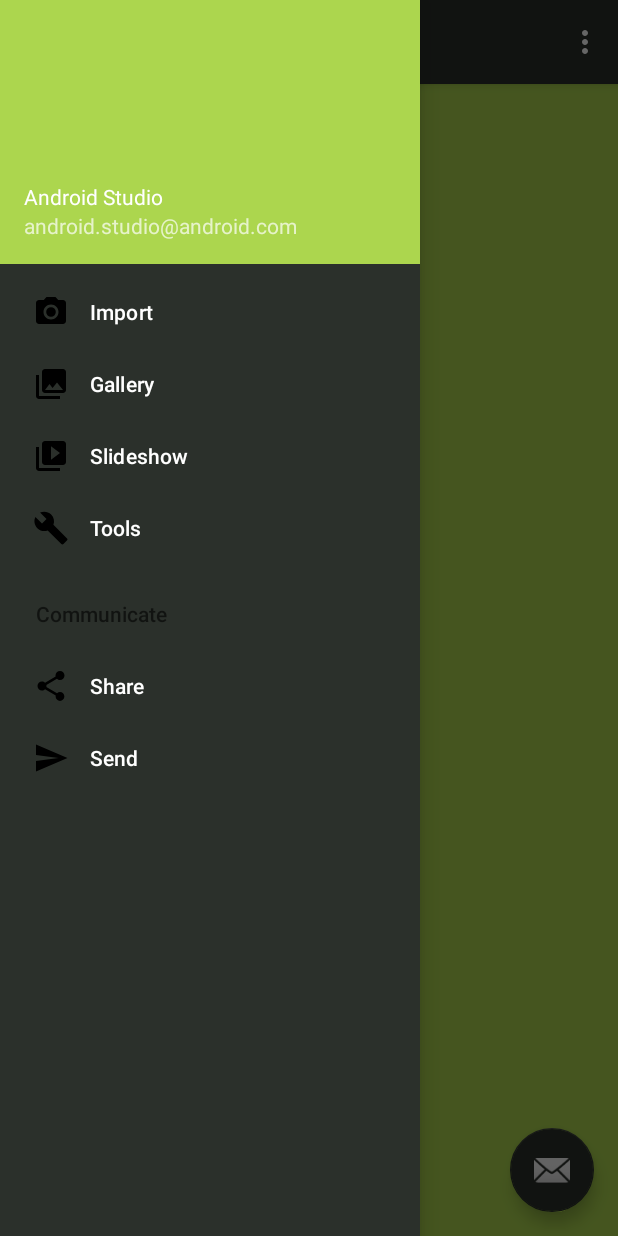
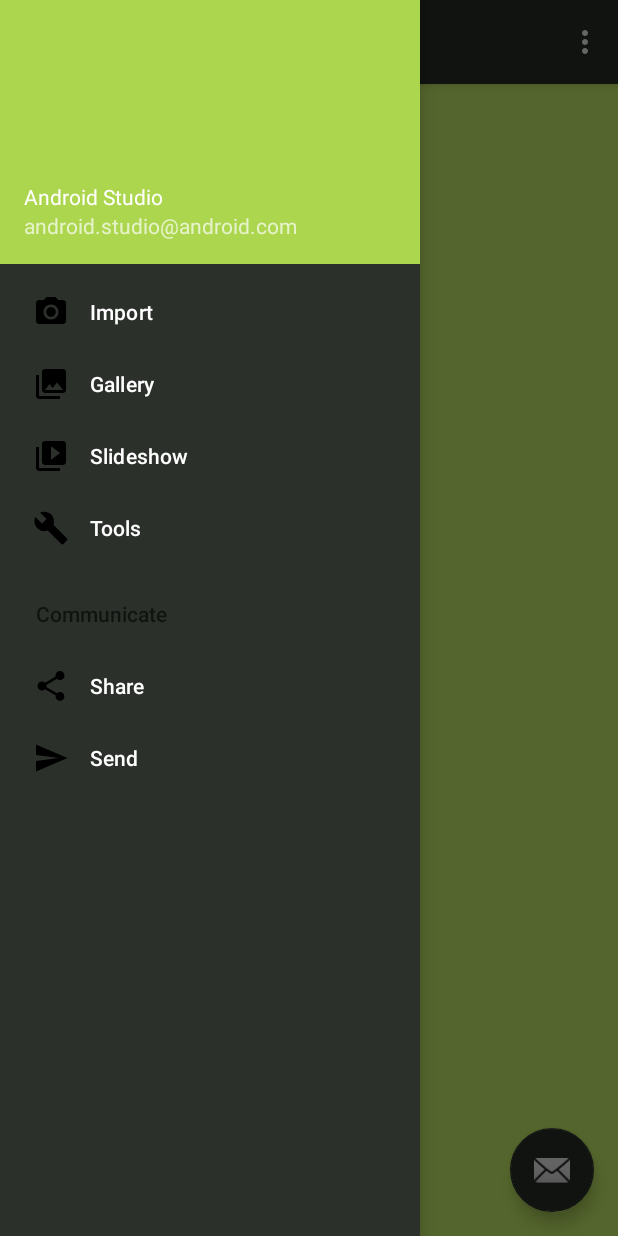
Before and after one commit to SAITARUN55/onRoad, an Android app: the screen it shows after launch (MainActivity), with the side drawer open, on a phone screen of 412 x 824 dp. Run offline under Robolectric (Android 15) with nearby library versions, the phone set to English and light mode, and no system bars.

Commit message:
Layout Color Done.

```diff
--- a/app/src/main/res/layout/app_bar_main.xml
+++ b/app/src/main/res/layout/app_bar_main.xml
@@ -11,7 +11,7 @@
         android:id="@+id/relative"
         android:layout_width="match_parent"
         android:layout_height="match_parent"
-        android:background="#acd64e">
+        android:background="#d4ff70">
 
     </RelativeLayout>
 
--- a/app/src/main/res/values/colors.xml
+++ b/app/src/main/res/values/colors.xml
@@ -3,4 +3,5 @@
     <color name="colorPrimary">#FFFA00</color>
     <color name="colorPrimaryDark">#626565</color>
     <color name="colorAccent">#2B302B</color>
+    <color name="frontGreen">#FFFFFF</color>
 </resources>
```
